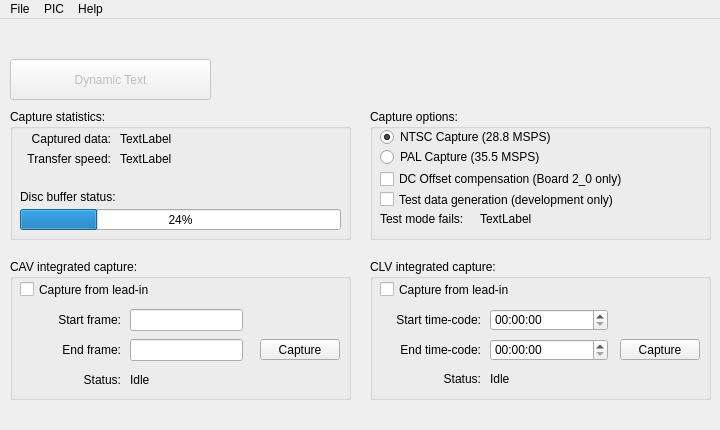
Old version of the form Linux-Application/DomesdayDuplicator/mainwindow.ui in the repository simoninns/DomesdayDuplicator-gui-app.
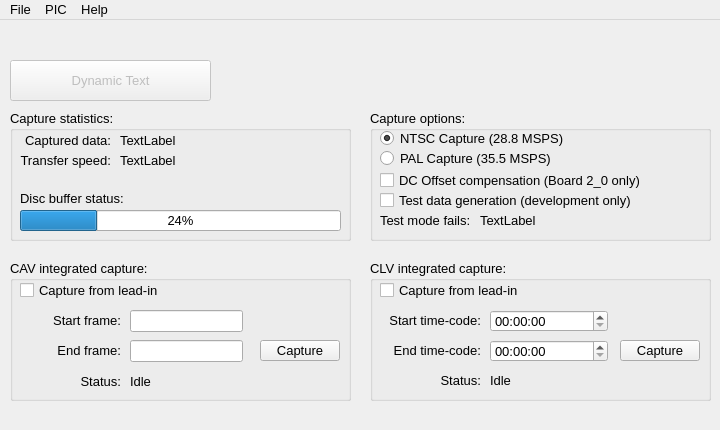
New version of the form. Icons and pictures are not drawn.

Commit message: Modification to GUI forms and restructure of main windows code

Diff of the .ui file:
```diff
--- a/Linux-Application/DomesdayDuplicator/mainwindow.ui
+++ b/Linux-Application/DomesdayDuplicator/mainwindow.ui
@@ -28,6 +28,11 @@
     <height>430</height>
    </size>
   </property>
+  <property name="font">
+   <font>
+    <pointsize>10</pointsize>
+   </font>
+  </property>
   <property name="windowTitle">
    <string>Domesday Duplicator</string>
   </property>
```
The commit also changes 6 other files.
